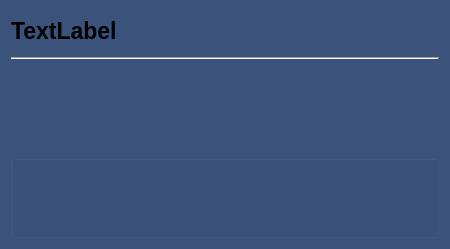
This is lab3/LinkDove/messagecard.ui in ElizavetaPa17/LinkDove as Qt 5 draws it before an edit. The edited form follows.
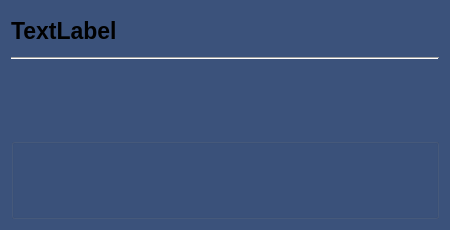
This is the edited form. Icons and pictures are not drawn.

Patch:
```diff
--- a/lab3/LinkDove/messagecard.ui
+++ b/lab3/LinkDove/messagecard.ui
@@ -7,7 +7,7 @@
     <x>0</x>
     <y>0</y>
     <width>450</width>
-    <height>249</height>
+    <height>230</height>
    </rect>
   </property>
   <property name="sizePolicy">
@@ -150,9 +150,15 @@
     <layout class="QHBoxLayout" name="horizontalLayout">
      <item>
       <widget class="QLabel" name="ownerLabel">
+       <property name="sizePolicy">
+        <sizepolicy hsizetype="Fixed" vsizetype="Preferred">
+         <horstretch>0</horstretch>
+         <verstretch>0</verstretch>
+        </sizepolicy>
+       </property>
        <property name="minimumSize">
         <size>
-         <width>360</width>
+         <width>390</width>
          <height>0</height>
         </size>
        </property>
```
